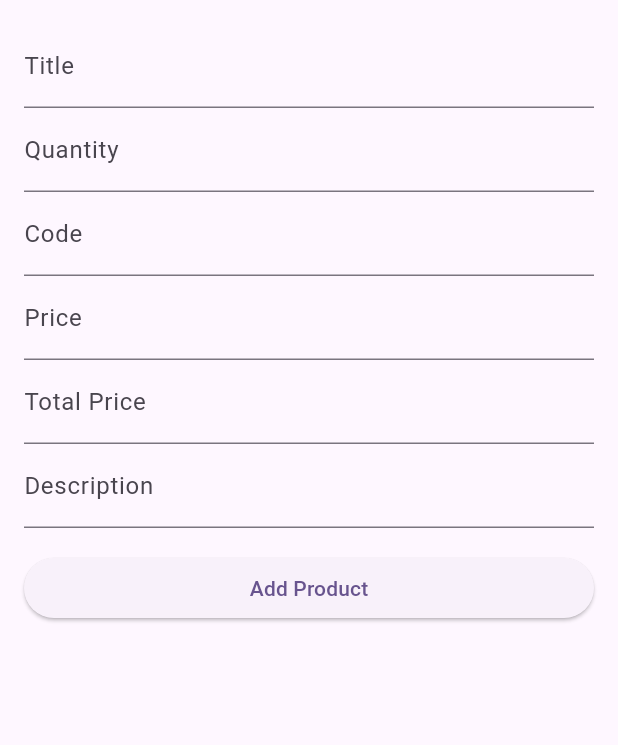
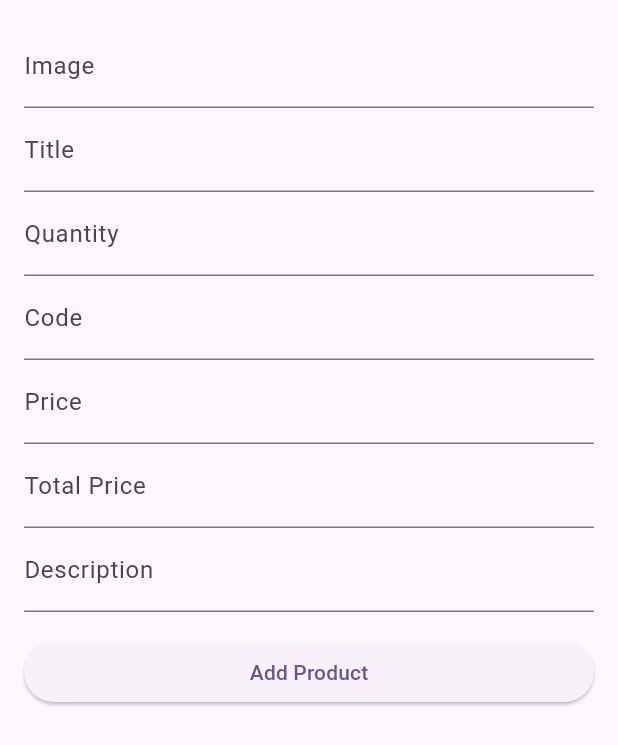
Before and after one commit to parve3j/Product-Management-App-Using-Flutter-and-Rest-Api, a Flutter app: the AddNewProductScreen screen opened directly, after a tap on "Add Product", on a phone screen of 412 x 824 dp. Shown: the top 745 px of the screen. Run offline on Flutter 3.47's test engine with Material 3 defaults, Android fonts, the phone set to English and light mode, and no system bars; network calls fail.

```diff
--- a/lib/screens/add_new_product_screen.dart
+++ b/lib/screens/add_new_product_screen.dart
@@ -1,6 +1,12 @@
+import 'dart:convert';
+
 import 'package:flutter/material.dart';
+import 'package:http/http.dart';
+import 'package:http/http.dart' as http;
+import 'package:product_management/screens/product_list_screen.dart';
 class AddNewProductScreen extends StatefulWidget {
-  const AddNewProductScreen({super.key});
+  final Product? product;
+  const AddNewProductScreen({super.key, this.product});
 
   @override
   State<AddNewProductScreen> createState() => _AddNewProductScreenState();
@@ -13,7 +19,21 @@ class _AddNewProductScreenState extends State<AddNewProductScreen> {
   final TextEditingController _priceTeController= TextEditingController();
   final TextEditingController _totalPriceTeController= TextEditingController();
   final TextEditingController _descriptionTeController= TextEditingController();
+  final TextEditingController _imgTeController= TextEditingController();
 
+  @override
+  void initState() {
+    // TODO: implement initState
+    if(widget.product!=null){
+      _titleTeController.text= widget.product!.productName;
+      _productCodeTeController.text= widget.product!.productCode;
+      _imgTeController.text=widget.product!.image;
+      _quantityTeController.text=widget.product!.quantity;
+      _priceTeController.text= widget.product!.unitPrice;
+      _totalPriceTeController.text= widget.product!.totalPrice;
+    }
+    super.initState();
+  }
   @override
   void dispose() {
     // TODO: implement dispose
@@ -25,6 +45,40 @@ class _AddNewProductScreenState extends State<AddNewProductScreen> {
     _descriptionTeController.dispose();
     super.dispose();
   }
+  Future<void> updateProduct() async{
+    final Map<String, String> inputMap={
+      "Img":_imgTeController.text.trim(),
+      "ProductCode":_productCodeTeController.text.trim(),
+      "ProductName":_titleTeController.text.trim(),
+      "Qty":_quantityTeController.text.trim(),
+      "TotalPrice":_totalPriceTeController.text.trim(),
+      "UnitPrice":_priceTeController.text.trim()
+    };
+    final Response response = await http.post(Uri.parse('https://crud.teamrabbil.com/api/v1/UpdateProduct/${widget.product!.id}'),
+      headers: {
+        'Content-Type':'application/json'
+      },
+      body: jsonEncode(inputMap)
+    );
+    print(response.statusCode);
+  }
+  Future<void> addNewProduct() async{
+    final Map<String, String> inputMap={
+      "Img":_imgTeController.text.trim(),
+      "ProductCode":_productCodeTeController.text.trim(),
+      "ProductName":_titleTeController.text.trim(),
+      "Qty":_quantityTeController.text.trim(),
+      "TotalPrice":_totalPriceTeController.text.trim(),
+      "UnitPrice":_priceTeController.text.trim()
+    };
+    final Response response = await http.post(Uri.parse('https://crud.teamrabbil.com/api/v1/CreateProduct'),
+      headers: {
+        'Content-Type':'application/json'
+      },
+      body: jsonEncode(inputMap)
+    );
+    print(response.statusCode);
+  }
   @override
   Widget build(BuildContext context) {
     return Scaffold(
@@ -32,6 +86,13 @@ class _AddNewProductScreenState extends State<AddNewProductScreen> {
         padding: const EdgeInsets.all(16.0),
         child: Column(
           children: [
+            TextFormField(
+              controller: _imgTeController,
+              decoration: const InputDecoration(
+                label: Text('Image'),
+                hintText: 'Enter Product Img Url',
+              ),
+            ),
             TextFormField(
               controller: _titleTeController,
               decoration: const InputDecoration(
@@ -77,7 +138,9 @@ class _AddNewProductScreenState extends State<AddNewProductScreen> {
             const SizedBox(height: 16),
             SizedBox(
               width: double.infinity,
-                child: ElevatedButton(onPressed: (){}, child: const Text('Add Product')))
+                child: ElevatedButton(onPressed: (){
+                  widget.product==null?addNewProduct():updateProduct();
+                }, child: widget.product!=null?Text('Update'): Text('Add Product')))
           ],
         ),
       ),
--- a/lib/widgets/product_item.dart
+++ b/lib/widgets/product_item.dart
@@ -40,11 +40,13 @@ class ProductItem extends StatelessWidget {
             mainAxisSize: MainAxisSize.min,
             children: [
               ListTile(
-                title: const Text('Edit'),
+                title: const Text('Update'),
                 leading: const Icon(Icons.edit),
                 onTap: (){
                   Navigator.pop(context);
-                  Navigator.push(context, MaterialPageRoute(builder: (context)=> const AddNewProductScreen()));
+                  Navigator.push(context, MaterialPageRoute(builder: (context)=>  AddNewProductScreen(
+                    product: product,
+                  )));
                 },
               ),
               const Divider(height: 0),
```
